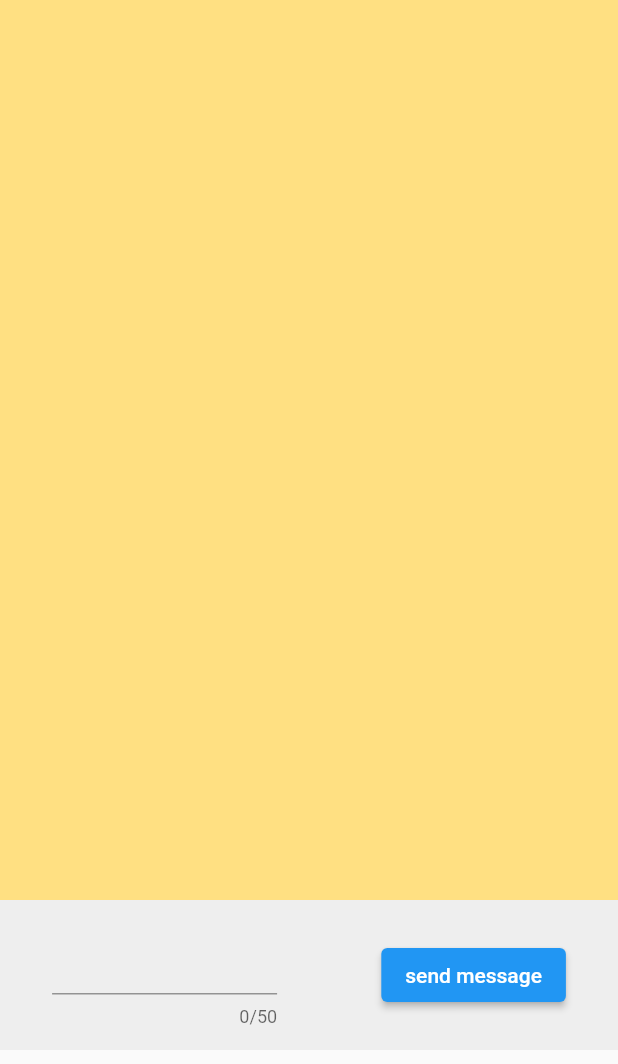
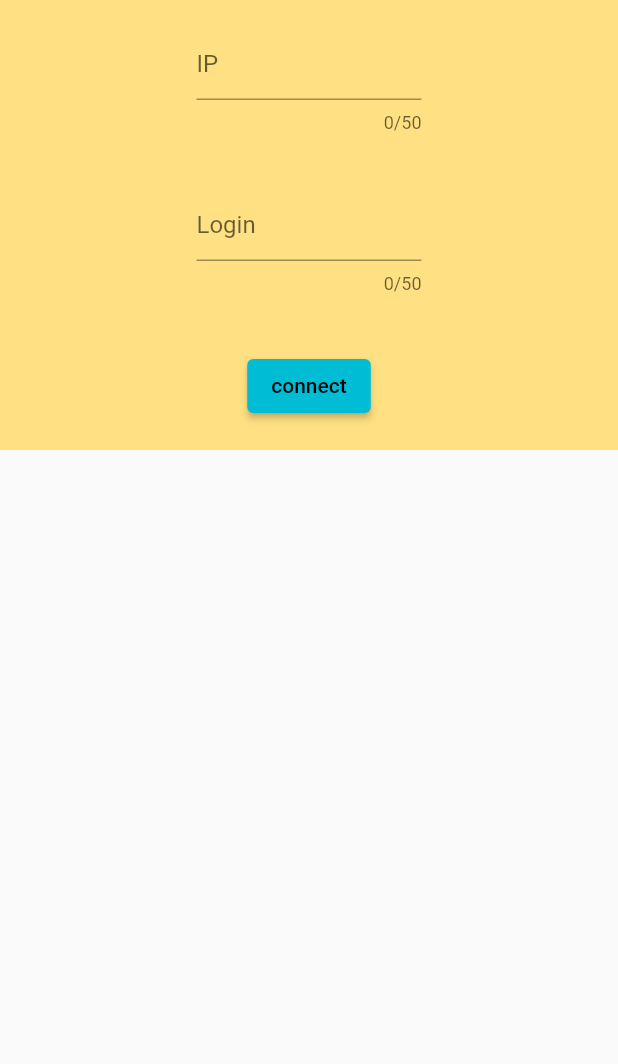
Before and after one commit to almatov1/flutter-socketio-client, a Flutter app: the screen it shows after launch, on a phone screen of 412 x 824 dp. Shown: the top 1064 px of the screen. Run offline on Flutter 3.47's test engine with Material 2 defaults, Android fonts, the phone set to English and light mode, and no system bars; our stand-ins replace socket_io_client.

Commit message:
server structure created

```diff
--- a/lib/main.dart
+++ b/lib/main.dart
@@ -1,10 +1,15 @@
-import 'dart:async';
 import 'package:flutter/material.dart';
 // ignore: library_prefixes
 import 'package:socket_io_client/socket_io_client.dart' as IO;
+import 'package:socket_io_client/socket_io_client.dart';
 
 void main() async {
-  runApp(const MyApp());
+  runApp(MaterialApp(
+      title: 'WebSocket Test',
+      theme: ThemeData(
+        primarySwatch: Colors.cyan,
+      ),
+      home: const MyApp()));
 }
 
 class MyApp extends StatefulWidget {
@@ -15,91 +20,161 @@ class MyApp extends StatefulWidget {
 }
 
 class _MyAppState extends State<MyApp> {
-  IO.Socket socket = IO.io('http://localhost:3000?platformToken=r43xv43vi');
-  TextEditingController textController = TextEditingController(text: '');
-  List messages = [];
-  final ScrollController _controller = ScrollController();
+  late IO.Socket socket;
+  TextEditingController loginController = TextEditingController(text: '');
+  TextEditingController ipController = TextEditingController(text: '');
+  bool isLoading = false;
+  bool connected = false;
+  List users = [];
 
-  @override
-  void initState() {
-    super.initState();
-    socket.onConnect((_) {
-      print('connected');
-    });
-    loadData();
-  }
-
-  loadData() {
-    socket.on('messages_list', (data) {
-      messages = data;
-      setState(() {});
-      Timer(const Duration(milliseconds: 1), () {
-        _controller.jumpTo(_controller.position.maxScrollExtent + 100);
-      });
+  loadingChange() {
+    setState(() {
+      isLoading = !isLoading;
     });
   }
 
-  sendMessage(message) {
-    socket.emit(
-      "message",
-      {
-        "id": socket.id,
-        "message": message, // Message to be sent
-        "timestamp": DateTime.now().millisecondsSinceEpoch,
+  connectionResultDialog(BuildContext context, String result) {
+    Widget okButton = TextButton(
+      child: const Text("OK"),
+      onPressed: () {
+        Navigator.of(context).pop();
+      },
+    );
+
+    AlertDialog alert = AlertDialog(
+      title: Text(result),
+      actions: [
+        okButton,
+      ],
+    );
+
+    showDialog(
+      context: context,
+      builder: (BuildContext context) {
+        return alert;
       },
     );
   }
 
+  // sendMessage(message) {
+  //   socket.emit(
+  //     "message",
+  //     {
+  //       "id": socket.id,
+  //       "message": message, // Message to be sent
+  //       "timestamp": DateTime.now().millisecondsSinceEpoch,
+  //     },
+  //   );
+  // }
+
   @override
   Widget build(BuildContext context) {
-    return MaterialApp(
-        title: 'Chat Test',
-        theme: ThemeData(
-          primarySwatch: Colors.cyan,
+    return Scaffold(
+      body: Container(
+        width: 500,
+        height: 300,
+        color: Colors.amber[200],
+        child: connected
+            ? Column(
+                mainAxisAlignment: MainAxisAlignment.spaceAround,
+                crossAxisAlignment: CrossAxisAlignment.center,
+                children: [
+                  const Text('connected to server'),
+                  Text('users count: ${users.length} / 5'),
+                  Row(
+                    mainAxisSize: MainAxisSize.min,
+                    children: [
+                      const Text('users names: '),
+                      if (users.isNotEmpty)
+                        ...users.map((e) => Text('${e['name']} ')),
+                    ],
                   ),
-        home: MaterialApp(
-          home: Scaffold(
-            body: Column(children: [
-              Container(
-                width: 500,
-                height: 600,
-                color: Colors.amber[200],
-                child: ListView.builder(
-                  controller: _controller,
-                  scrollDirection: Axis.vertical,
-                  itemCount: messages.length,
-                  itemBuilder: (BuildContext context, int index) {
-                    return ListTile(
-                      title: Text('${messages[index]['id']}:'),
-                      subtitle: Text(messages[index]['message']),
-                    );
+                  ElevatedButton(
+                      onPressed: () {
+                        connectionResultDialog(
+                            context, 'Successfully disconnected');
+                        connected = false;
+                        socket.disconnect();
+                        setState(() {});
                       },
-                ),
-              ),
-              Container(
-                width: 500,
-                height: 100,
-                color: Colors.grey[200],
-                child: Row(
+                      child: const Text('disconnect'))
+                ],
+              )
+            : Column(
                 mainAxisAlignment: MainAxisAlignment.spaceAround,
                 children: [
                   SizedBox(
                     width: 150,
                     child: TextField(
+                      decoration: const InputDecoration(hintText: 'IP'),
                       maxLength: 50,
-                          controller: textController,
+                      controller: ipController,
                     ),
                   ),
+                  SizedBox(
+                    width: 150,
+                    child: TextField(
+                      decoration: const InputDecoration(hintText: 'Login'),
+                      maxLength: 50,
+                      controller: loginController,
+                    ),
+                  ),
+                  if (isLoading) const CircularProgressIndicator(),
                   ElevatedButton(
                       onPressed: () {
-                            sendMessage(textController.text);
-                            textController.clear();
+                        if (ipController.text.isNotEmpty &&
+                            loginController.text.isNotEmpty) {
+                          loadingChange();
+                          socket = IO.io(
+                              'http://${ipController.text}:3000?serverToken=r43xv43vi&userName=${loginController.text}',
+                              OptionBuilder()
+                                  .enableForceNewConnection()
+                                  .disableAutoConnect()
+                                  .build());
+
+                          socket.connect();
+
+                          socket.onConnectError((data) {
+                            connectionResultDialog(context, 'Invalid Address');
+                            socket.disconnect();
+                            loadingChange();
+                          });
+
+                          socket.on('connectResult', (data) {
+                            if (data == true) {
+                              connectionResultDialog(
+                                  context, 'Successfully connection');
+                              connected = true;
+                            } else {
+                              connectionResultDialog(context, data);
+                            }
+
+                            loadingChange();
+                          });
+
+                          socket.on('kicked', (data) {
+                            if (data == 'enabled another session') {
+                              connectionResultDialog(context, data);
+                              setState(() {
+                                connected = false;
+                              });
+                            }
+                          });
+
+                          socket.on('usersList', (data) {
+                            setState(() {
+                              users = data;
+                            });
+                          });
+
+                          ipController.clear();
+                          loginController.clear();
+                        }
                       },
-                          child: const Text('send message'))
-                    ]),
-              )
-            ]),
+                      child: const Text('connect'))
+                ],
               ),
-        ));
+      ),
+    );
   }
 }
```
Lines whose indentation alone changed are shown as unchanged.
